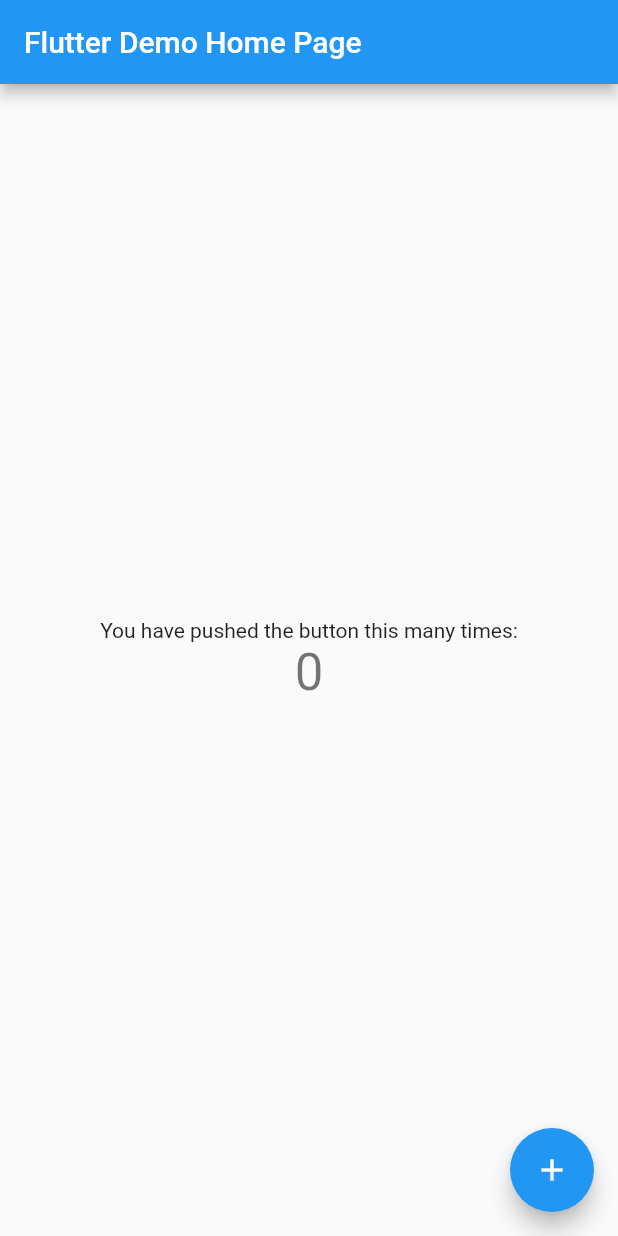
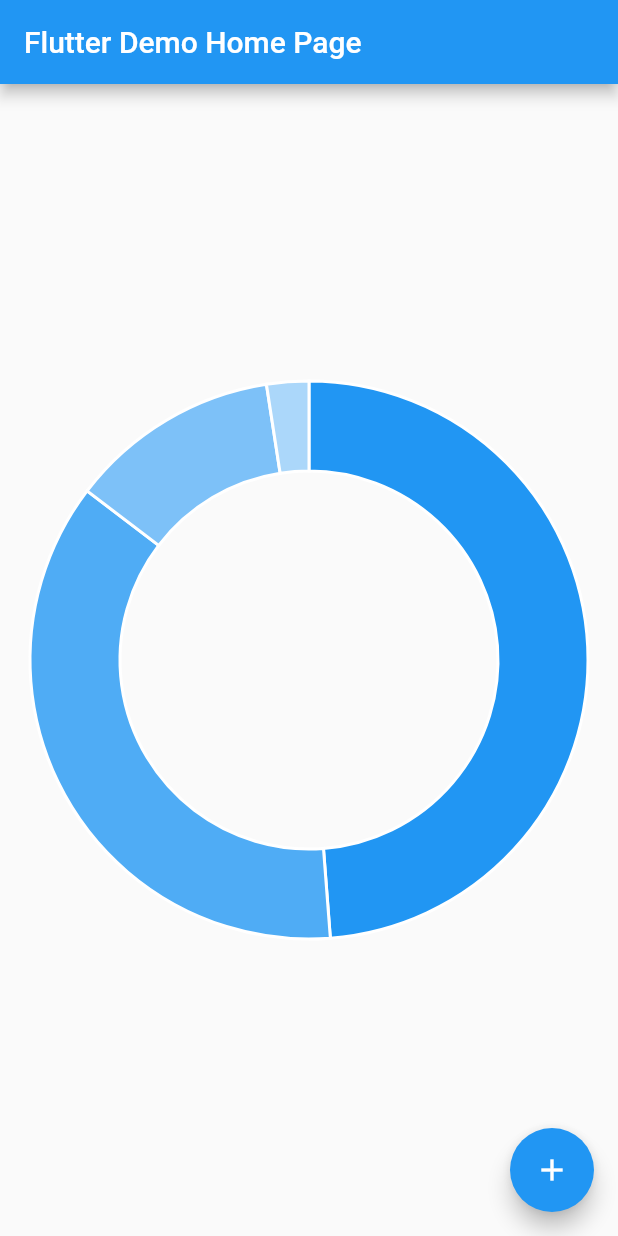
Before and after one commit to kolbe-ryo/budget_scouter, a Flutter app: the screen it shows after launch, on a phone screen of 412 x 824 dp. Run offline on Flutter 3.47's test engine with Material 2 defaults, Android fonts, the phone set to English and light mode, and no system bars; our stand-ins replace charts_flutter.

Commit message:
introduce charts_flutter

```diff
--- /dev/null
+++ b/lib/chart.dart
@@ -0,0 +1,56 @@
+import 'package:charts_flutter/flutter.dart' as charts;
+import 'package:flutter/material.dart';
+
+class DonutPieChart extends StatelessWidget {
+  const DonutPieChart(
+    this.seriesList, {
+    this.animate = false,
+    Key? key,
+  }) : super(key: key);
+
+  final List<charts.Series<dynamic, int>> seriesList;
+  final bool animate;
+
+  factory DonutPieChart.withSampleData() {
+    return DonutPieChart(
+      _createSampleData(),
+      animate: false,
+    );
+  }
+
+  @override
+  Widget build(BuildContext context) {
+    return charts.PieChart<int>(
+      seriesList,
+      animate: animate,
+      defaultRenderer: charts.ArcRendererConfig(arcWidth: 60),
+    );
+  }
+
+  /// Create one series with sample hard coded data.
+  static List<charts.Series<LinearSales, int>> _createSampleData() {
+    final data = [
+      LinearSales(0, 100),
+      LinearSales(1, 75),
+      LinearSales(2, 25),
+      LinearSales(3, 5),
+    ];
+
+    return [
+      charts.Series<LinearSales, int>(
+        id: 'Sales',
+        domainFn: (LinearSales sales, _) => sales.year,
+        measureFn: (LinearSales sales, _) => sales.sales,
+        data: data,
+      )
+    ];
+  }
+}
+
+/// Sample linear data type.
+class LinearSales {
+  final int year;
+  final int sales;
+
+  LinearSales(this.year, this.sales);
+}
--- a/lib/main.dart
+++ b/lib/main.dart
@@ -1,4 +1,5 @@
 // Flutter imports:
+import 'package:budget_scouter/chart.dart';
 import 'package:flutter/material.dart';
 
 void main() {
@@ -7,22 +8,11 @@ void main() {
 
 class MyApp extends StatelessWidget {
   const MyApp({Key? key}) : super(key: key);
-
-  // This widget is the root of your application.
   @override
   Widget build(BuildContext context) {
     return MaterialApp(
       title: 'Flutter Demo',
       theme: ThemeData(
-        // This is the theme of your application.
-        //
-        // Try running your application with "flutter run". You'll see the
-        // application has a blue toolbar. Then, without quitting the app, try
-        // changing the primarySwatch below to Colors.green and then invoke
-        // "hot reload" (press "r" in the console where you ran "flutter run",
-        // or simply save your changes to "hot reload" in a Flutter IDE).
-        // Notice that the counter didn't reset back to zero; the application
-        // is not restarted.
         primarySwatch: Colors.blue,
       ),
       home: const MyHomePage(title: 'Flutter Demo Home Page'),
@@ -32,15 +22,6 @@ class MyApp extends StatelessWidget {
 
 class MyHomePage extends StatefulWidget {
   const MyHomePage({Key? key, required this.title}) : super(key: key);
-
-  // This widget is the home page of your application. It is stateful, meaning
-  // that it has a State object (defined below) that contains fields that affect
-  // how it looks.
-
-  // This class is the configuration for the state. It holds the values (in this
-  // case the title) provided by the parent (in this case the App widget) and
-  // used by the build method of the State. Fields in a Widget subclass are
-  // always marked "final".
 
   final String title;
 
@@ -53,64 +34,22 @@ class _MyHomePageState extends State<MyHomePage> {
 
   void _incrementCounter() {
     setState(() {
-      // This call to setState tells the Flutter framework that something has
-      // changed in this State, which causes it to rerun the build method below
-      // so that the display can reflect the updated values. If we changed
-      // _counter without calling setState(), then the build method would not be
-      // called again, and so nothing would appear to happen.
       _counter++;
     });
   }
 
   @override
   Widget build(BuildContext context) {
-    // This method is rerun every time setState is called, for instance as done
-    // by the _incrementCounter method above.
-    //
-    // The Flutter framework has been optimized to make rerunning build methods
-    // fast, so that you can just rebuild anything that needs updating rather
-    // than having to individually change instances of widgets.
     return Scaffold(
       appBar: AppBar(
-        // Here we take the value from the MyHomePage object that was created by
-        // the App.build method, and use it to set our appbar title.
         title: Text(widget.title),
       ),
-      body: Center(
-        // Center is a layout widget. It takes a single child and positions it
-        // in the middle of the parent.
-        child: Column(
-          // Column is also a layout widget. It takes a list of children and
-          // arranges them vertically. By default, it sizes itself to fit its
-          // children horizontally, and tries to be as tall as its parent.
-          //
-          // Invoke "debug painting" (press "p" in the console, choose the
-          // "Toggle Debug Paint" action from the Flutter Inspector in Android
-          // Studio, or the "Toggle Debug Paint" command in Visual Studio Code)
-          // to see the wireframe for each widget.
-          //
-          // Column has various properties to control how it sizes itself and
-          // how it positions its children. Here we use mainAxisAlignment to
-          // center the children vertically; the main axis here is the vertical
-          // axis because Columns are vertical (the cross axis would be
-          // horizontal).
-          mainAxisAlignment: MainAxisAlignment.center,
-          children: <Widget>[
-            const Text(
-              'You have pushed the button this many times:',
-            ),
-            Text(
-              '$_counter',
-              style: Theme.of(context).textTheme.headline4,
-            ),
-          ],
-        ),
-      ),
+      body: Center(child: DonutPieChart.withSampleData()),
       floatingActionButton: FloatingActionButton(
         onPressed: _incrementCounter,
         tooltip: 'Increment',
         child: const Icon(Icons.add),
-      ), // This trailing comma makes auto-formatting nicer for build methods.
+      ),
     );
   }
 }
--- a/pubspec.yaml
+++ b/pubspec.yaml
@@ -8,6 +8,8 @@ dependencies:
   cupertino_icons: ^1.0.2
   flutter:
     sdk: flutter
+
+  charts_flutter: ^0.12.0
 
 dev_dependencies:
   flutter_lints: ^1.0.0
```
Also changed, not shown: pubspec.lock, 1 other file.
